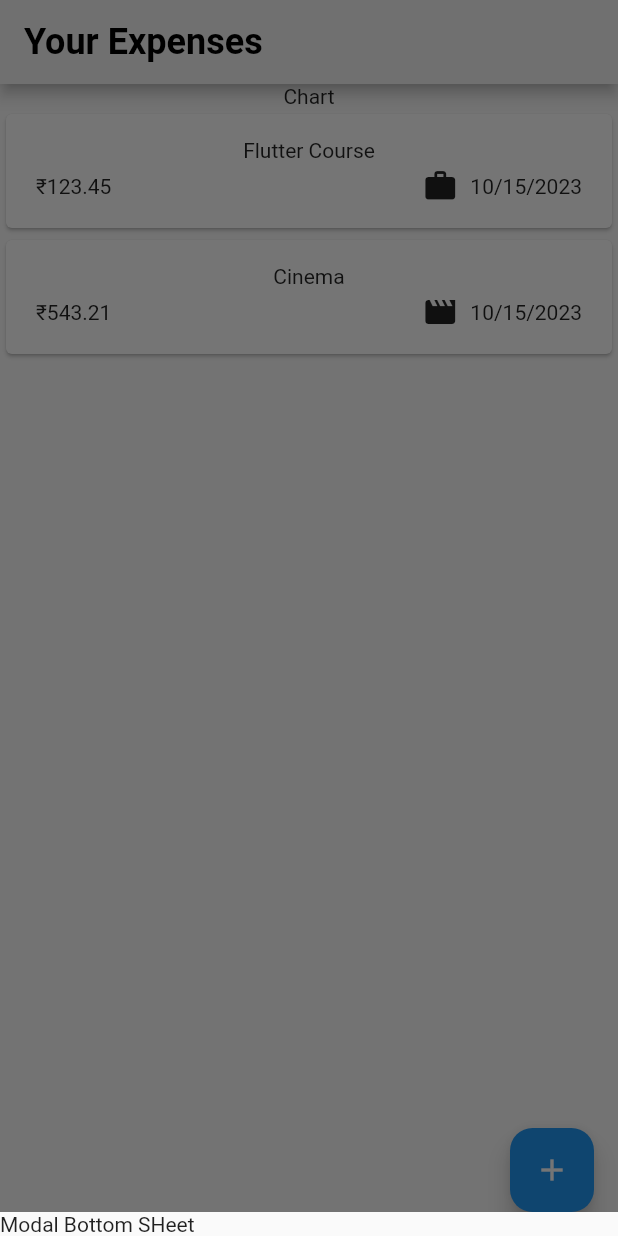
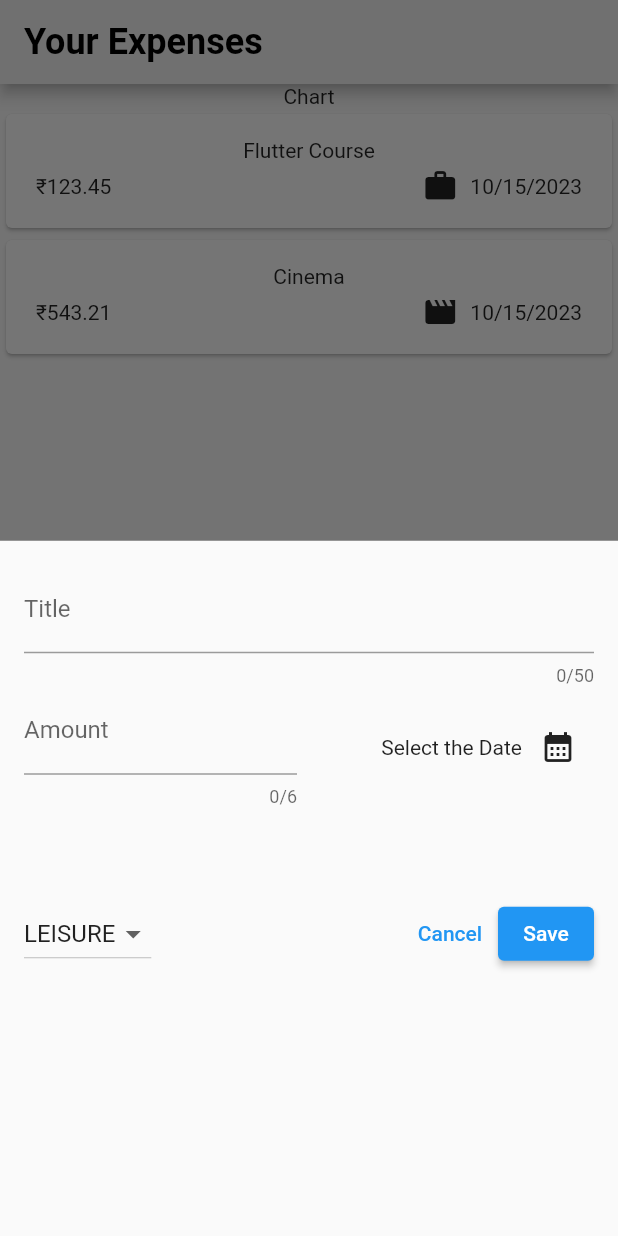
Before and after one commit to CodeWithJeet1204/Expenses-App, a Flutter app: the screen it shows after launch, after a tap on the "add" icon, on a phone screen of 412 x 824 dp. Run offline on Flutter 3.47's test engine with Material 2 defaults, Android fonts, the phone set to English and light mode, and no system bars.

Commit message:
Completed Modal Bottom Sheet

```diff
--- a/lib/widgets/expenses.dart
+++ b/lib/widgets/expenses.dart
@@ -1,5 +1,6 @@
 import 'package:expenses/widgets/expenses_list/expenses_list.dart';
 import 'package:expenses/models/expense.dart';
+import 'package:expenses/widgets/new_expense.dart';
 import 'package:flutter/material.dart';
 
 class Expenses extends StatefulWidget {
@@ -28,8 +29,14 @@ class _ExpensesState extends State<Expenses> {
   void _openAddExpenseOverlay() {
     showModalBottomSheet(
       context: context,
-      builder: (ctx) => const Text("Modal Bottom SHeet"),
+      builder: (ctx) => NewExpense(onAddExpense: _addExpense),
     );
+  }
+
+  void _addExpense(Expense expense) {
+    setState(() {
+      _registeredExpenses.add(expense);
+    });
   }
 
   @override
--- /dev/null
+++ b/lib/widgets/new_expense.dart
@@ -0,0 +1,169 @@
+import 'package:flutter/material.dart';
+
+import 'package:expenses/models/expense.dart';
+
+class NewExpense extends StatefulWidget {
+  const NewExpense({
+    super.key,
+    required this.onAddExpense,
+  });
+
+  final void Function(Expense expense) onAddExpense;
+
+  @override
+  State<NewExpense> createState() => _NewExpenseState();
+}
+
+class _NewExpenseState extends State<NewExpense> {
+  final _titleController = TextEditingController();
+  final _amountController = TextEditingController();
+  DateTime? _selectedDate;
+  Category _selectedcategory = Category.leisure;
+
+  void _presentDatePicker() async {
+    final now = DateTime.now();
+    final firstDate = DateTime(now.year - 1, now.month, now.day);
+
+    final pickedDate = await showDatePicker(
+      context: context,
+      initialDate: now,
+      firstDate: firstDate,
+      lastDate: now,
+    );
+    setState(() {
+      _selectedDate = pickedDate;
+    });
+  }
+
+  void _submitExpenseData() {
+    final enteredAmount = double.tryParse(_amountController.text);
+    final amountIsInvalid = enteredAmount == null || enteredAmount < 1;
+    if (_titleController.text.trim().isEmpty ||
+        amountIsInvalid ||
+        _selectedDate == null) {
+      showDialog(
+        context: context,
+        builder: (ctx) => AlertDialog(
+          title: const Text("Invalid Input"),
+          content: const Text(
+              "Pls make sure a valid title, amount, darte and category is selected"),
+          actions: [
+            TextButton(
+              onPressed: () {
+                Navigator.pop(ctx);
+              },
+              child: const Text("OK"),
+            ),
+          ],
+        ),
+      );
+      return;
+    }
+
+    widget.onAddExpense(
+      Expense(
+          title: _titleController.text,
+          amount: enteredAmount,
+          date: _selectedDate!,
+          category: _selectedcategory),
+    );
+  }
+
+  @override
+  void dispose() {
+    _titleController.dispose();
+    _amountController.dispose();
+    super.dispose();
+  }
+
+  @override
+  Widget build(BuildContext context) {
+    return Padding(
+      padding: const EdgeInsets.all(16),
+      child: Column(
+        children: [
+          // TEXT TextField
+          TextField(
+            controller: _titleController,
+            maxLength: 50,
+            decoration: const InputDecoration(
+              label: Text("Title"),
+            ),
+          ),
+          Row(
+            children: [
+              // AMOUNT TextField
+              Expanded(
+                child: TextField(
+                  controller: _amountController,
+                  keyboardType: TextInputType.number,
+                  maxLength: 6,
+                  decoration: const InputDecoration(
+                    prefixText: "\u{20B9}",
+                    label: Text("Amount"),
+                  ),
+                ),
+              ),
+              const SizedBox(width: 16),
+              Expanded(
+                child: Row(
+                  mainAxisAlignment: MainAxisAlignment.end,
+                  crossAxisAlignment: CrossAxisAlignment.center,
+                  children: [
+                    Text(
+                      _selectedDate == null
+                          ? "Select the Date"
+                          : formatter.format(_selectedDate!),
+                    ),
+                    IconButton(
+                      onPressed: _presentDatePicker,
+                      icon: const Icon(Icons.calendar_month),
+                    ),
+                  ],
+                ),
+              ),
+            ],
+          ),
+          const SizedBox(height: 60),
+          Row(
+            children: [
+              //  CATEGORY Select Button
+              DropdownButton(
+                value: _selectedcategory,
+                items: Category.values
+                    .map(
+                      (category) => DropdownMenuItem(
+                        value: category,
+                        child: Text(category.name.toUpperCase()),
+                      ),
+                    )
+                    .toList(),
+                onChanged: (value) {
+                  if (value == null) {
+                    return;
+                  }
+                  setState(() {
+                    _selectedcategory = value;
+                  });
+                },
+              ),
+              const Spacer(),
+              //  CANCEL Button
+              TextButton(
+                onPressed: () {
+                  Navigator.of(context).pop();
+                },
+                child: const Text("Cancel"),
+              ),
+              //  SAVE Button
+              ElevatedButton(
+                onPressed: _submitExpenseData,
+                child: const Text("Save"),
+              ),
+            ],
+          ),
+        ],
+      ),
+    );
+  }
+}
```
